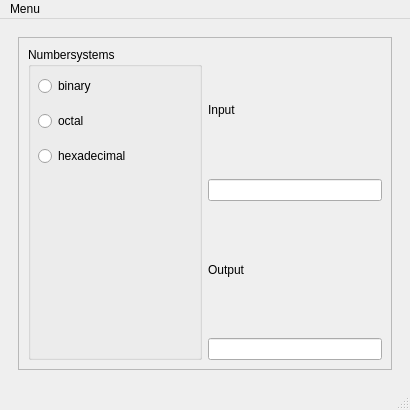
This is mainwindow.ui in Racalniog/QTAppAlfaExercises as Qt 5 draws it before an edit. The edited form follows.
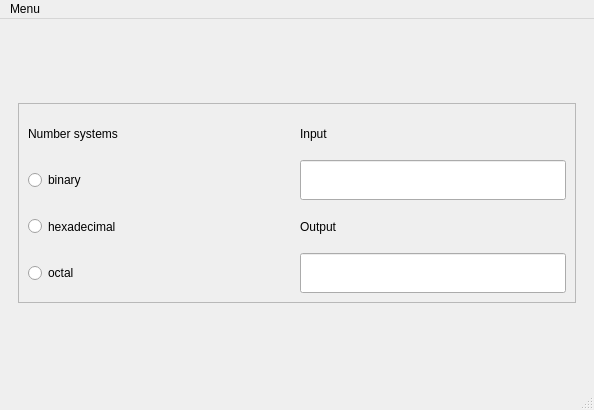
This is the edited form. The open tabs and pages were chosen to show the change. Custom widgets are drawn as their Qt base class.

Commit message: implemented connect example to different classes/uis

```diff
--- a/mainwindow.ui
+++ b/mainwindow.ui
@@ -6,14 +6,14 @@
    <rect>
     <x>0</x>
     <y>0</y>
-    <width>410</width>
+    <width>594</width>
     <height>410</height>
    </rect>
   </property>
   <property name="sizePolicy">
    <sizepolicy hsizetype="Preferred" vsizetype="Preferred">
-    <horstretch>1</horstretch>
-    <verstretch>1</verstretch>
+    <horstretch>0</horstretch>
+    <verstretch>0</verstretch>
    </sizepolicy>
   </property>
   <property name="windowTitle">
@@ -25,17 +25,20 @@
   <widget class="QWidget" name="centralwidget">
    <property name="sizePolicy">
     <sizepolicy hsizetype="Preferred" vsizetype="Preferred">
-     <horstretch>1</horstretch>
-     <verstretch>1</verstretch>
+     <horstretch>0</horstretch>
+     <verstretch>0</verstretch>
     </sizepolicy>
    </property>
    <layout class="QGridLayout" name="gridLayout_6">
     <item row="0" column="0">
      <widget class="QStackedWidget" name="stackedWidget">
+      <property name="enabled">
+       <bool>true</bool>
+      </property>
       <property name="sizePolicy">
-       <sizepolicy hsizetype="Expanding" vsizetype="Expanding">
-        <horstretch>1</horstretch>
-        <verstretch>1</verstretch>
+       <sizepolicy hsizetype="Preferred" vsizetype="Preferred">
+        <horstretch>0</horstretch>
+        <verstretch>0</verstretch>
        </sizepolicy>
       </property>
       <property name="minimumSize">
@@ -286,9 +289,21 @@
        </layout>
       </widget>
       <widget class="QWidget" name="page_2">
-       <layout class="QGridLayout" name="gridLayout_7">
+       <property name="minimumSize">
+        <size>
+         <width>0</width>
+         <height>0</height>
+        </size>
+       </property>
+       <layout class="QGridLayout" name="gridLayout_4">
         <item row="0" column="0">
          <widget class="QFrame" name="frame_2">
+          <property name="maximumSize">
+           <size>
+            <width>16777215</width>
+            <height>200</height>
+           </size>
+          </property>
           <property name="frameShape">
            <enum>QFrame::StyledPanel</enum>
           </property>
@@ -296,44 +311,14 @@
            <enum>QFrame::Raised</enum>
           </property>
           <layout class="QGridLayout" name="gridLayout_2">
-           <item row="0" column="0" rowspan="4">
-            <widget class="QGroupBox" name="groupBox">
-             <property name="title">
-              <string>Numbersystems</string>
+           <item row="1" column="1">
+            <widget class="QLineEdit" name="lineEditInput">
+             <property name="sizePolicy">
+              <sizepolicy hsizetype="Preferred" vsizetype="Preferred">
+               <horstretch>0</horstretch>
+               <verstretch>0</verstretch>
+              </sizepolicy>
              </property>
-             <widget class="QWidget" name="verticalLayoutWidget">
-              <property name="geometry">
-               <rect>
-                <x>10</x>
-                <y>20</y>
-                <width>115</width>
-                <height>111</height>
-               </rect>
-              </property>
-              <layout class="QVBoxLayout" name="verticalLayout">
-               <item>
-                <widget class="QRadioButton" name="radioButtonBinary">
-                 <property name="text">
-                  <string>binary</string>
-                 </property>
-                </widget>
-               </item>
-               <item>
-                <widget class="QRadioButton" name="radioButtonOctal">
-                 <property name="text">
-                  <string>octal</string>
-                 </property>
-                </widget>
-               </item>
-               <item>
-                <widget class="QRadioButton" name="radioButtonHexadecimal">
-                 <property name="text">
-                  <string>hexadecimal</string>
-                 </property>
-                </widget>
-               </item>
-              </layout>
-             </widget>
             </widget>
            </item>
            <item row="0" column="1">
@@ -343,27 +328,10 @@
              </property>
             </widget>
            </item>
-           <item row="1" column="1">
-            <widget class="QLineEdit" name="lineEditInput">
-             <property name="sizePolicy">
-              <sizepolicy hsizetype="Preferred" vsizetype="Fixed">
-               <horstretch>0</horstretch>
-               <verstretch>0</verstretch>
-              </sizepolicy>
-             </property>
-            </widget>
-           </item>
-           <item row="2" column="1">
-            <widget class="QLabel" name="label_2">
-             <property name="text">
-              <string>Output</string>
-             </property>
-            </widget>
-           </item>
            <item row="3" column="1">
             <widget class="QLineEdit" name="lineEditOutput">
              <property name="sizePolicy">
-              <sizepolicy hsizetype="Preferred" vsizetype="Fixed">
+              <sizepolicy hsizetype="Preferred" vsizetype="Preferred">
                <horstretch>0</horstretch>
                <verstretch>0</verstretch>
               </sizepolicy>
@@ -373,6 +341,59 @@
              </property>
             </widget>
            </item>
+           <item row="2" column="0">
+            <widget class="QRadioButton" name="radioButtonHexadecimal">
+             <property name="sizePolicy">
+              <sizepolicy hsizetype="Preferred" vsizetype="Preferred">
+               <horstretch>0</horstretch>
+               <verstretch>0</verstretch>
+              </sizepolicy>
+             </property>
+             <property name="text">
+              <string>hexadecimal</string>
+             </property>
+            </widget>
+           </item>
+           <item row="1" column="0">
+            <widget class="QRadioButton" name="radioButtonBinary">
+             <property name="sizePolicy">
+              <sizepolicy hsizetype="Preferred" vsizetype="Preferred">
+               <horstretch>0</horstretch>
+               <verstretch>0</verstretch>
+              </sizepolicy>
+             </property>
+             <property name="text">
+              <string>binary</string>
+             </property>
+            </widget>
+           </item>
+           <item row="3" column="0">
+            <widget class="QRadioButton" name="radioButtonOctal">
+             <property name="sizePolicy">
+              <sizepolicy hsizetype="Preferred" vsizetype="Preferred">
+               <horstretch>0</horstretch>
+               <verstretch>0</verstretch>
+              </sizepolicy>
+             </property>
+             <property name="text">
+              <string>octal</string>
+             </property>
+            </widget>
+           </item>
+           <item row="0" column="0">
+            <widget class="QLabel" name="label_8">
+             <property name="text">
+              <string>Number systems</string>
+             </property>
+            </widget>
+           </item>
+           <item row="2" column="1">
+            <widget class="QLabel" name="label_2">
+             <property name="text">
+              <string>Output</string>
+             </property>
+            </widget>
+           </item>
           </layout>
          </widget>
         </item>
@@ -606,7 +627,7 @@
     <rect>
      <x>0</x>
      <y>0</y>
-     <width>410</width>
+     <width>594</width>
      <height>25</height>
     </rect>
    </property>
```
Left out of the diff: 106 changed lines with no effect on the pictures. The commit also changes 7 other files.
